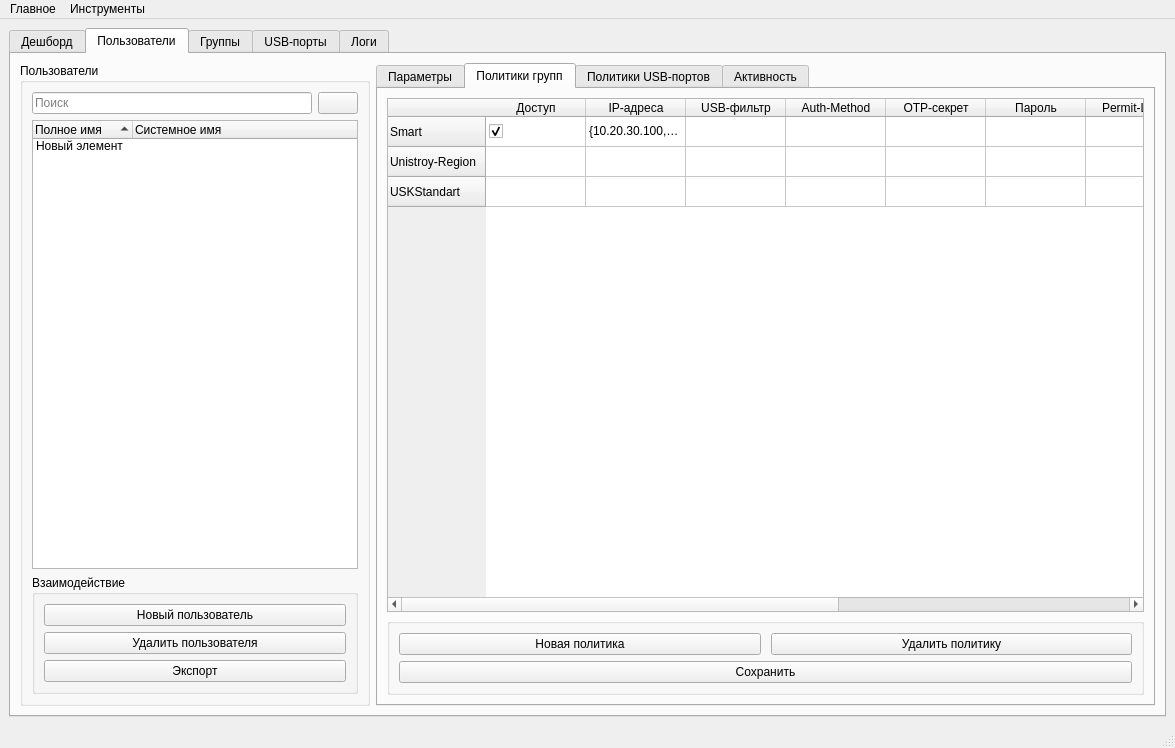
PrintLine512/hubM-Admin-Panel, file hubm_admin_panel/ui/ui_main.ui: the form before one commit.
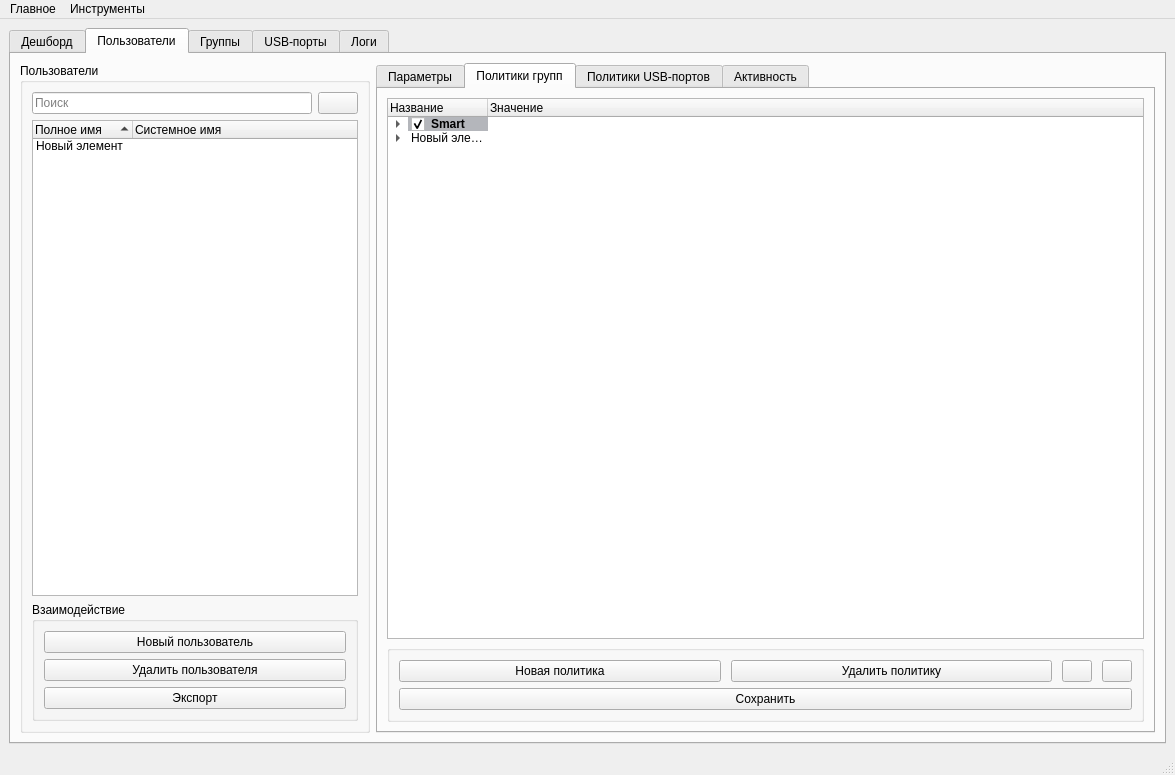
The form after the commit. The open tabs and pages were chosen to show the change. Icons and pictures are not drawn.

What changed in the file:
```diff
--- a/hubm_admin_panel/ui/ui_main.ui
+++ b/hubm_admin_panel/ui/ui_main.ui
@@ -7,7 +7,7 @@
     <x>0</x>
     <y>0</y>
     <width>1175</width>
-    <height>748</height>
+    <height>775</height>
    </rect>
   </property>
   <property name="sizePolicy">
@@ -610,10 +610,38 @@
            </attribute>
            <layout class="QGridLayout" name="gridLayout_5">
             <item row="0" column="0">
+             <widget class="QStackedWidget" name="stack_user_policies">
+              <property name="currentIndex">
+               <number>0</number>
+              </property>
+              <widget class="QWidget" name="page">
+               <layout class="QGridLayout" name="gridLayout_29">
+                <property name="leftMargin">
+                 <number>0</number>
+                </property>
+                <property name="topMargin">
+                 <number>0</number>
+                </property>
+                <property name="rightMargin">
+                 <number>0</number>
+                </property>
+                <property name="bottomMargin">
+                 <number>0</number>
+                </property>
+                <property name="spacing">
+                 <number>0</number>
+                </property>
+                <item row="0" column="0">
              <widget class="QTableWidget" name="tbl_user_policies">
               <property name="enabled">
                <bool>true</bool>
               </property>
+                  <property name="lineWidth">
+                   <number>100</number>
+                  </property>
+                  <property name="midLineWidth">
+                   <number>50</number>
+                  </property>
               <property name="selectionMode">
                <enum>QAbstractItemView::SelectionMode::SingleSelection</enum>
               </property>
@@ -752,7 +780,132 @@
               </item>
              </widget>
             </item>
-            <item row="1" column="0">
+               </layout>
+              </widget>
+              <widget class="QWidget" name="page_2">
+               <layout class="QGridLayout" name="gridLayout_30">
+                <property name="sizeConstraint">
+                 <enum>QLayout::SizeConstraint::SetDefaultConstraint</enum>
+                </property>
+                <property name="leftMargin">
+                 <number>0</number>
+                </property>
+                <property name="topMargin">
+                 <number>0</number>
+                </property>
+                <property name="rightMargin">
+                 <number>0</number>
+                </property>
+                <property name="bottomMargin">
+                 <number>0</number>
+                </property>
+                <item row="0" column="0">
+                 <widget class="QTreeWidget" name="tree_user_policies">
+                  <column>
+                   <property name="text">
+                    <string>Название</string>
+                   </property>
+                   <property name="font">
+                    <font>
+                     <bold>false</bold>
+                    </font>
+                   </property>
+                  </column>
+                  <column>
+                   <property name="text">
+                    <string>Значение</string>
+                   </property>
+                  </column>
+                  <item>
+                   <property name="text">
+                    <string>Smart</string>
+                   </property>
+                   <property name="font">
+                    <font>
+                     <bold>true</bold>
+                    </font>
+                   </property>
+                   <property name="background">
+                    <brush brushstyle="SolidPattern">
+                     <color alpha="100">
+                      <red>65</red>
+                      <green>68</green>
+                      <blue>82</blue>
+                     </color>
+                    </brush>
+                   </property>
+                   <property name="checkState">
+                    <enum>Checked</enum>
+                   </property>
+                   <item>
+                    <property name="text">
+                     <string>Новый дочерний элемент</string>
+                    </property>
+                    <property name="text">
+                     <string/>
+                    </property>
+                    <property name="flags">
+                     <set>ItemIsSelectable|ItemIsEditable|ItemIsDragEnabled|ItemIsDropEnabled|ItemIsUserCheckable|ItemIsEnabled</set>
+                    </property>
+                   </item>
+                   <item>
+                    <property name="text">
+                     <string>Новый элемент</string>
+                    </property>
+                   </item>
+                   <item>
+                    <property name="text">
+                     <string>Новый элемент</string>
+                    </property>
+                   </item>
+                   <item>
+                    <property name="text">
+                     <string>Новый элемент</string>
+                    </property>
+                   </item>
+                   <item>
+                    <property name="text">
+                     <string>Новый дочерний элемент</string>
+                    </property>
+                   </item>
+                  </item>
+                  <item>
+                   <property name="text">
+                    <string>Новый элемент</string>
+                   </property>
+                   <item>
+                    <property name="text">
+                     <string>Новый дочерний элемент</string>
+                    </property>
+                   </item>
+                   <item>
+                    <property name="text">
+                     <string>Новый элемент</string>
+                    </property>
+                   </item>
+                   <item>
+                    <property name="text">
+                     <string>Новый элемент</string>
+                    </property>
+                   </item>
+                   <item>
+                    <property name="text">
+                     <string>Новый элемент</string>
+                    </property>
+                   </item>
+                   <item>
+                    <property name="text">
+                     <string>Новый элемент</string>
+                    </property>
+                   </item>
+                  </item>
+                 </widget>
+                </item>
+               </layout>
+              </widget>
+             </widget>
+            </item>
+            <item row="2" column="0">
              <widget class="QGroupBox" name="groupBox_18">
               <property name="title">
                <string/>
@@ -790,6 +943,47 @@
                     </property>
                    </widget>
                   </item>
+                  <item>
+                   <widget class="QPushButton" name="btn_change_view_user_policies">
+                    <property name="maximumSize">
+                     <size>
+                      <width>30</width>
+                      <height>16777215</height>
+                     </size>
+                    </property>
+                    <property name="text">
+                     <string/>
+                    </property>
+                    <property name="icon">
+                     <iconset resource="resources.qrc">
+                      <normaloff>:/res/icons/strings.png</normaloff>:/res/icons/strings.png</iconset>
+                    </property>
+                    <property name="checkable">
+                     <bool>false</bool>
+                    </property>
+                   </widget>
+                  </item>
+                  <item>
+                   <widget class="QPushButton" name="btn_show_user_policies">
+                    <property name="maximumSize">
+                     <size>
+                      <width>30</width>
+                      <height>16777215</height>
+                     </size>
+                    </property>
+                    <property name="text">
+                     <string/>
+                    </property>
+                    <property name="icon">
+                     <iconset resource="resources.qrc">
+                      <normaloff>:/res/icons/eye_on.png</normaloff>
+                      <normalon>:/res/icons/eye_off.png</normalon>:/res/icons/eye_on.png</iconset>
+                    </property>
+                    <property name="checkable">
+                     <bool>true</bool>
+                    </property>
+                   </widget>
+                  </item>
                  </layout>
                 </widget>
                </item>
```
Left out of the diff: 179 changed lines with no effect on the pictures. Lines whose indentation alone changed are shown as unchanged.
